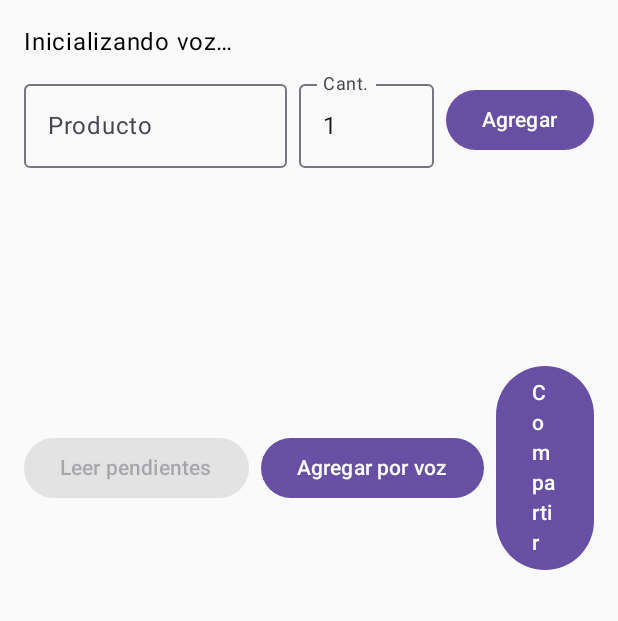
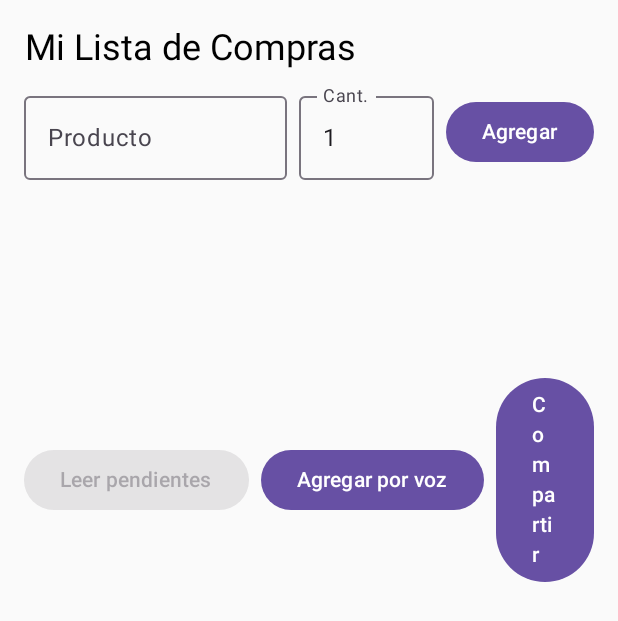
Before and after one commit to JuanManuel1970/LIstaVoz, an Android app built with Jetpack Compose: the screen it shows after launch (MainActivity), on a phone screen of 412 x 824 dp. Shown: the top 621 px of the screen. Run offline under Robolectric (Android 15) with nearby library versions, the phone set to English and light mode, and no system bars; our stand-ins replace Room's generated code.

Commit message:
Se agrega imagen y titulo

```diff
--- a/app/src/main/java/com/juanmanuel/listavoz/MainActivity.kt
+++ b/app/src/main/java/com/juanmanuel/listavoz/MainActivity.kt
@@ -8,7 +8,7 @@ import android.speech.tts.TextToSpeech
 import androidx.activity.ComponentActivity
 import androidx.activity.compose.setContent
 import androidx.activity.result.contract.ActivityResultContracts
-import androidx.compose.foundation.clickable
+
 import androidx.compose.foundation.layout.*
 import androidx.compose.foundation.lazy.LazyColumn
 import androidx.compose.foundation.lazy.items
@@ -18,6 +18,11 @@ import androidx.compose.ui.Alignment
 import androidx.compose.ui.Modifier
 import androidx.compose.ui.text.input.ImeAction
 import androidx.compose.foundation.text.KeyboardOptions
+import androidx.compose.foundation.Image
+import androidx.compose.ui.layout.ContentScale
+import androidx.compose.ui.res.painterResource
+import kotlinx.coroutines.delay
+
 
 import androidx.compose.ui.text.style.TextAlign
 import androidx.compose.ui.unit.dp
@@ -86,6 +91,31 @@ class MainActivity : ComponentActivity(), TextToSpeech.OnInitListener {
         dao = AppDatabase.get(this).itemDao()
 
         setContent {
+            // Splash mínimo
+            var showSplash by remember { mutableStateOf(true) }
+            LaunchedEffect(Unit) {
+                delay(4000) // 1.5s (cambiá a gusto)
+                showSplash = false
+            }
+
+            if (showSplash) {
+                // Pantalla con imagen centrada
+                Box(
+                    modifier = Modifier
+                        .fillMaxSize()
+                        .padding(24.dp),
+                    contentAlignment = Alignment.Center
+                ) {
+                    Image(
+                        painter = painterResource(id = R.drawable.juan_wolf),
+
+                        contentDescription = "Logo",
+                        modifier = Modifier.fillMaxSize(),
+                        contentScale = ContentScale.Crop
+                    )
+                }
+            } else {
+                // ⬇️ TU UI ORIGINAL (sin cambios)
                 val scope = rememberCoroutineScope()
                 val items by dao.observeAll().collectAsState(initial = emptyList())
 
@@ -107,8 +137,13 @@ class MainActivity : ComponentActivity(), TextToSpeech.OnInitListener {
                             .fillMaxSize()
                             .padding(16.dp)
                     ) {
-                    // Estado de la voz
-                    Text(statusText.value)
+                        // Título principal
+                        Text(
+                            "Mi Lista de Compras",
+                            style = MaterialTheme.typography.headlineSmall,
+                            textAlign = TextAlign.Center
+                        )
+
                         Spacer(Modifier.height(8.dp))
 
                         // Fila de entrada
@@ -189,7 +224,6 @@ class MainActivity : ComponentActivity(), TextToSpeech.OnInitListener {
                             }
                         }
 
-
                         Spacer(Modifier.height(12.dp))
 
                         // Lista
@@ -232,12 +266,10 @@ class MainActivity : ComponentActivity(), TextToSpeech.OnInitListener {
                                             TextButton(onClick = { scope.launch { dao.deleteById(item.id) } }) { Text("Eliminar") }
                                         }
                                     }
-
                                 )
                                 Divider()
                             }
                         }
-
 
                         // Diálogo de edición
                         if (editing != null) {
@@ -270,6 +302,8 @@ class MainActivity : ComponentActivity(), TextToSpeech.OnInitListener {
                     }
                 }
             }
+        }
+
     }
 
     // ===== Text-to-Speech =====
```
Also changed, not shown: app/src/main/res/drawable/juan_wolf.png (added). Lines whose indentation alone changed are shown as unchanged.
